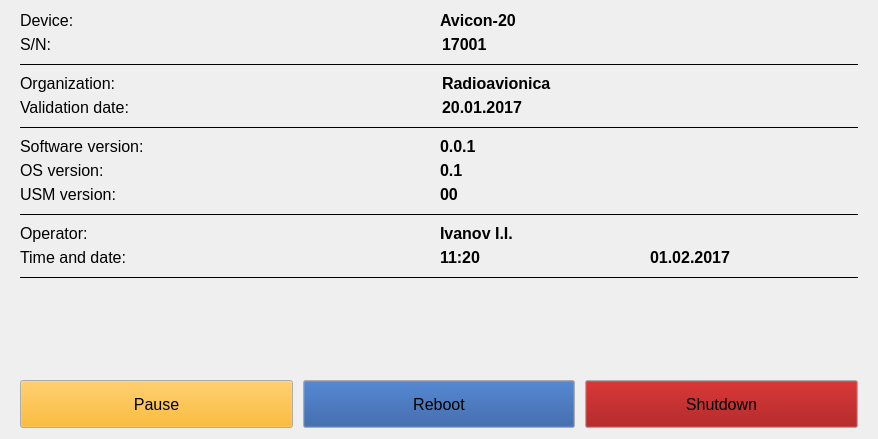
This is ui/systemwidget.ui in dmitry64/av20 as Qt 5 draws it before an edit. The edited form follows.
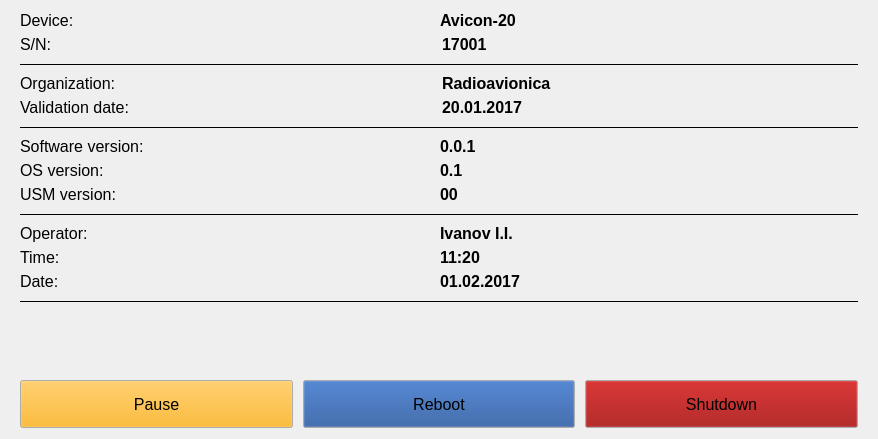
This is the edited form. Icons and pictures are not drawn.

```diff
--- a/ui/systemwidget.ui
+++ b/ui/systemwidget.ui
@@ -339,12 +339,10 @@
        <item>
         <widget class="QLabel" name="label_5">
          <property name="text">
-          <string>Time and date:</string>
+          <string>Time:</string>
          </property>
         </widget>
        </item>
-       <item>
-        <layout class="QHBoxLayout" name="horizontalLayout_6">
          <item>
           <widget class="QLabel" name="timeLabel">
            <property name="font">
@@ -361,6 +359,23 @@
            </property>
           </widget>
          </item>
+      </layout>
+     </item>
+     <item>
+      <layout class="QHBoxLayout" name="horizontalLayout_7">
+       <property name="spacing">
+        <number>1</number>
+       </property>
+       <property name="bottomMargin">
+        <number>0</number>
+       </property>
+       <item>
+        <widget class="QLabel" name="label_12">
+         <property name="text">
+          <string>Date:</string>
+         </property>
+        </widget>
+       </item>
          <item>
           <widget class="QLabel" name="dateLabel">
            <property name="font">
@@ -376,8 +391,6 @@
             <set>Qt::AlignLeading|Qt::AlignLeft|Qt::AlignVCenter</set>
            </property>
           </widget>
-         </item>
-        </layout>
        </item>
       </layout>
      </item>
```
Lines whose indentation alone changed are shown as unchanged.
